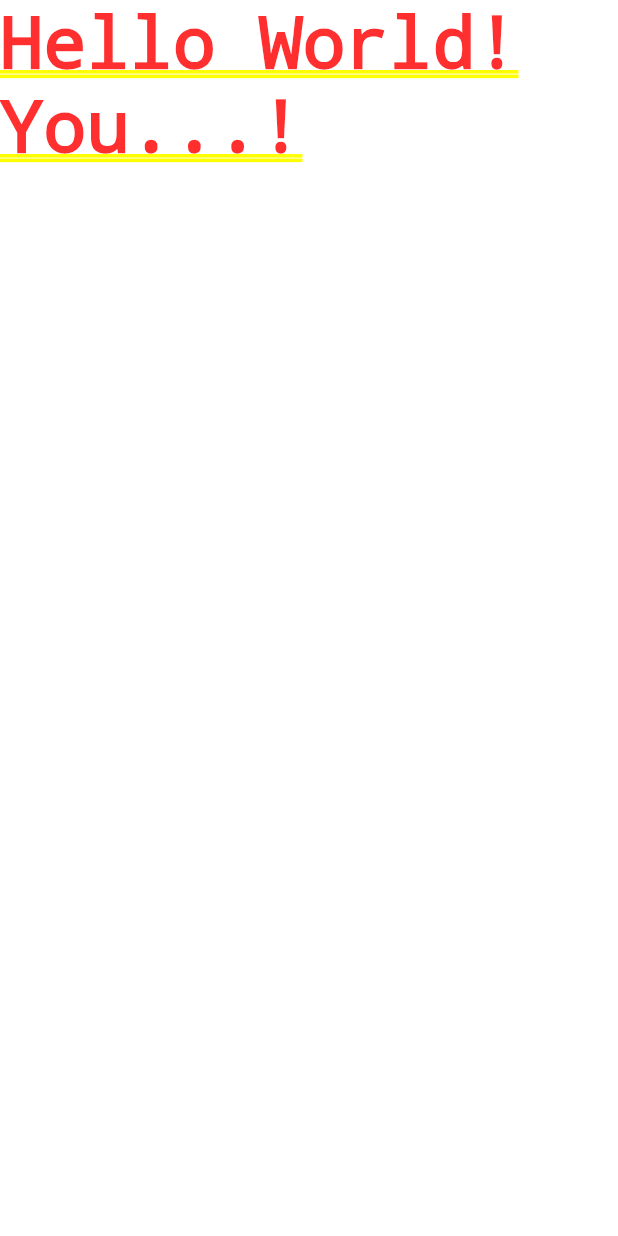
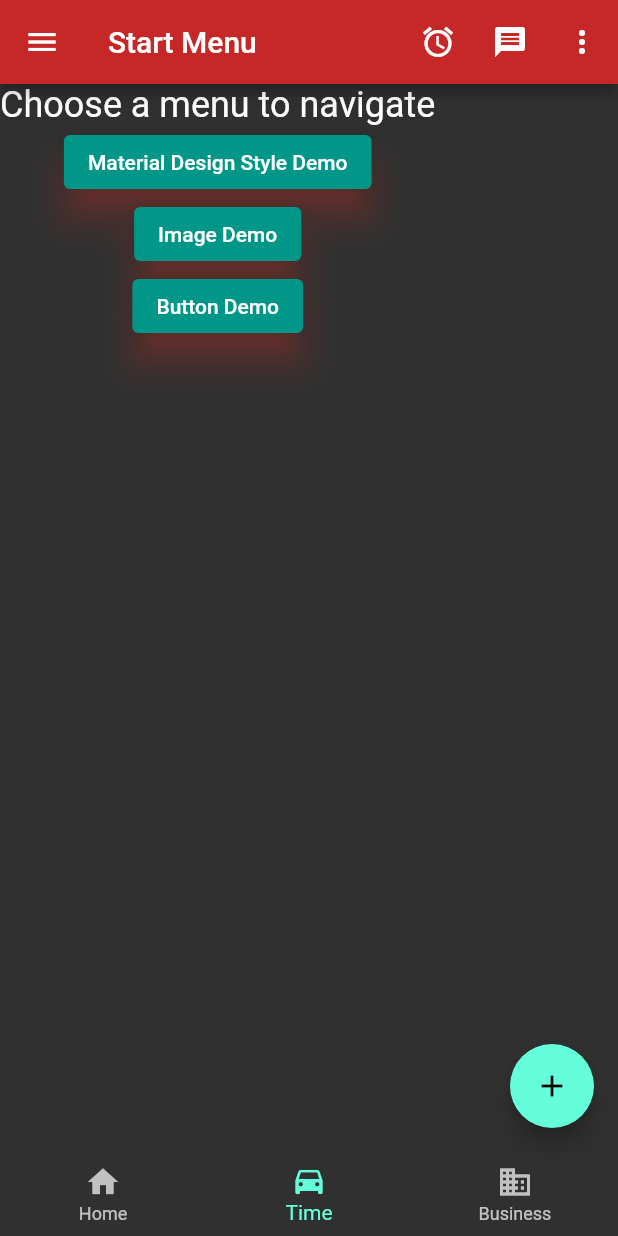
Before and after one commit to ramyapentyala09/cs5303-lesson1, a Flutter app: the screen it shows after launch, on a phone screen of 412 x 824 dp. Run offline on Flutter 3.47's test engine with Material 2 defaults, Android fonts, the phone set to English and light mode, and no system bars.

Commit message:
init commit

```diff
--- a/lib/main.dart
+++ b/lib/main.dart
@@ -1,15 +1,61 @@
 import 'package:flutter/material.dart';
+import 'package:lesson1/viewscreen/buttondemo_screen.dart';
+import 'package:lesson1/viewscreen/image_screen.dart';
+import 'package:lesson1/viewscreen/materialdesign_screen.dart';
+import 'package:lesson1/viewscreen/start_screen.dart';
 
 void main(){
-  runApp(new Lesson1App());
+  runApp(Lesson1App());
 }
+
+Map<String, int> m = {
+  'abc': 20,
+  'xyz': 99,
+  's': 300,
+  'absd': 8938493,
+  };
 
 class Lesson1App extends StatelessWidget {
   @override
   Widget build(BuildContext context) {
     return MaterialApp(
-      home: Text('Hello World! You...!'),
+      debugShowCheckedModeBanner: true,
+      theme: ThemeData(
+        brightness: Brightness.dark,
+        primaryColor: Colors.red[800],
+        textTheme: TextTheme(
+          headline1: TextStyle(
+            fontSize: 64.0,
+            color: Colors.teal,
+          ),
+        ),
+        elevatedButtonTheme: ElevatedButtonThemeData(
+          style: ElevatedButton.styleFrom(
+            primary: Colors.teal,
+            textStyle: TextStyle(fontSize: 26.0),
+            elevation: 10.0,
+            shadowColor: Colors.red,
+          ),
+        ),
+        outlinedButtonTheme: OutlinedButtonThemeData(
+          style: OutlinedButton.styleFrom(
+            primary: Colors.white,
+            backgroundColor: Colors.amberAccent,
+            elevation: 6.0,
+            shadowColor: Colors.yellow,
+            textStyle: TextStyle(
+              fontSize: 36.0,
+              ),
+          ),
+        ),
+      ),
+      initialRoute: StartScreen.routeName,
+      routes: {
+        StartScreen.routeName: (BuildContext context) => StartScreen(),
+        MaterialDesignScreen.routeName: (context) => MaterialDesignScreen(),
+        ImageScreen.routeName: (context) => ImageScreen(),
+        ButtonDemoScreen.routeName: (context) => ButtonDemoScreen(),
+  },
     );
   }
-
-}
+  }
--- /dev/null
+++ b/lib/viewscreen/buttondemo_screen.dart
@@ -0,0 +1,51 @@
+import 'package:flutter/material.dart';
+
+class ButtonDemoScreen extends StatelessWidget{
+  static const routeName = '/buttonDemoScreen';
+  @override
+  Widget build(BuildContext context) {
+    return Scaffold(
+      appBar: AppBar(
+        title: Text('Button Demo'),
+      ),
+      floatingActionButton: FloatingActionButton(
+        onPressed: () => print('+++++++++++ Floating Action Button'),
+        child: Icon(Icons.add),
+      ),
+      body: Column(
+        children: [
+          ElevatedButton(
+            onPressed: () { print('Elevated Button 1');
+            },
+          child: Text('Elevated Button 1'),
+          ),
+          ElevatedButton.icon(
+            onPressed: () => print('Elevated Button 2'),
+            icon: Icon(Icons.add_link),
+            label: Text('Elevated Button 2'),
+            ),
+            OutlinedButton(
+              onPressed: () => print('========== Outlined Button 1'),
+            child: Text('Outlined Button'),
+            ),
+            OutlinedButton.icon(
+              onPressed: () => print('========= Outlined Button 2'),
+              icon: Icon(Icons.backpack),
+              label: Text('Outlined Button 2'),
+              ),
+              TextButton(
+                onPressed: () => print('==== Text Button 1'),
+                child: Text('Text Button 1'),
+              ),
+              TextButton.icon(
+                onPressed: () => print('===== Text Button 2'),
+                icon: Icon(Icons.bubble_chart),
+                label: Text('Text Button 2'),
+                ),
+        ],
+        ),
+    );
+
+  }
+
+}
--- /dev/null
+++ b/lib/viewscreen/materialdesign_screen.dart
@@ -0,0 +1,87 @@
+import 'package:flutter/material.dart';
+
+class MaterialDesignScreen extends StatelessWidget {
+  static const routeName='/materialDesignScreen';
+
+  @override
+  Widget build(BuildContext context) {
+    return Scaffold(
+      appBar: AppBar(
+        title: Text('Material Design Screen'),
+        ),
+        body: SingleChildScrollView(
+          child: Column(
+            children: [
+              Text(
+                'Material Design',
+              style: TextStyle(
+                color: Colors.red,
+                fontSize: 24.0,
+                fontFamily: 'Courier New',
+                ),
+                ),
+                Text('Two', style: TextStyle(
+                  fontSize: 30.0,
+                ),
+                ),
+                Text(
+                  'headline1',
+                style: Theme.of(context).textTheme.headline1,
+                ),
+                 Text(
+                  'headline2',
+                style: Theme.of(context).textTheme.headline2,
+                ),
+                 Text(
+                  'headline3',
+                style: Theme.of(context).textTheme.headline3,
+                ),
+                 Text(
+                  'headline4',
+                style: Theme.of(context).textTheme.headline4,
+                ),
+                 Text(
+                  'headline5',
+                style: Theme.of(context).textTheme.headline5,
+                ),
+                 Text(
+                  'headline6',
+                style: Theme.of(context).textTheme.headline6,
+                ),
+                 Text(
+                  'subtitle1',
+                style: Theme.of(context).textTheme.subtitle1,
+                ),
+                 Text(
+                  'subtitle2',
+                style: Theme.of(context).textTheme.subtitle2,
+                ),
+                 Text(
+                'bodyText1',
+              style: Theme.of(context).textTheme.bodyText1,
+              ),
+               Text(
+                'bodyText2',
+              style: Theme.of(context).textTheme.bodyText2,
+              ),
+              Text(
+                'button',
+                style: Theme.of(context).textTheme.button,
+              ),
+               Text(
+                'caption',
+              style: Theme.of(context).textTheme.caption,
+              ),
+               Text(
+                'overline',
+              style: Theme.of(context).textTheme.overline,
+              ),
+
+
+            ],
+          ),
+        ),
+         );
+
+  }
+}
--- /dev/null
+++ b/lib/viewscreen/start_screen.dart
@@ -0,0 +1,150 @@
+import 'package:flutter/material.dart';
+
+import 'buttondemo_screen.dart';
+import 'image_screen.dart';
+import 'materialdesign_screen.dart';
+
+class StartScreen extends StatelessWidget {
+
+  static const routeName = '/startScreen';
+
+  @override
+  Widget build(BuildContext context) {
+    return Scaffold(
+      appBar: AppBar(
+        title: Text('Start Menu'),
+        actions: [
+          IconButton(
+            onPressed: (){
+            print('========== alarm button');
+          },
+           icon: Icon(Icons.alarm)
+           ),
+          IconButton(
+            onPressed: () {
+            print('========== message button');
+          },
+          icon: Icon(Icons.message)
+          ),
+          PopupMenuButton(
+            onSelected: (String value){
+              print('######### $value');
+              },
+            itemBuilder: (BuildContext context) {
+            return <PopupMenuItem<String>>[
+              PopupMenuItem(
+                value: 'License',
+                child: Row(
+                  children: [
+                    Icon(Icons.label),
+                    Text('License'),
+                  ],
+                ),
+                ),
+                PopupMenuItem(
+                 value: 'Balance',
+                 child: Row(
+                   children: [
+                     Icon(Icons.account_balance),
+                     Text('Balance'),
+                   ],
+                 ),
+                 ),
+                PopupMenuItem(
+                  value: 'Profile',
+                  child: Row(
+                    children: [
+                      Icon(Icons.person),
+                      Text('Profile'),
+                    ],
+                  ),
+                  ),
+            ];
+          } ),
+          ],
+      ),
+      drawer: Drawer(
+        child: ListView(
+          children: [
+          UserAccountsDrawerHeader(
+            currentAccountPicture: Icon(Icons.account_circle_rounded, size: 80.0,),
+            accountName: Text('Ramya Pentyala'),
+            accountEmail: Text('rpentyala@uco.edu'),
+            ),
+            ListTile(
+              leading: Icon(Icons.people),
+              title: Text('Friends'),
+              onTap: (){
+                print('++++++++++ drawer: Friends');
+                },
+            ),
+            ListTile(
+              leading: Icon(Icons.exit_to_app),
+              title: Text('Logout'),
+              onTap: (){
+                print('++++++++++ drawer: Logout');
+                },
+       ),
+          ],
+        ),
+      ),
+      body: Column(
+        children: [
+          Text(
+            'Choose a menu to navigate', style: Theme.of(context).textTheme.headline5,
+            ),
+          ElevatedButton(
+            onPressed: (){
+              Navigator.pushNamed(context, MaterialDesignScreen.routeName);
+          },
+           child: Text(
+             'Material Design Style Demo',
+             style: Theme.of(context).textTheme.button,
+           )),
+          ElevatedButton(
+            onPressed: () => Navigator.pushNamed(context, ImageScreen.routeName),
+
+          child: Text(
+            'Image Demo',
+             style: Theme.of(context).textTheme.button,
+          ),
+          ),
+          ElevatedButton(
+            onPressed: () => Navigator.pushNamed(context, ButtonDemoScreen.routeName),
+
+          child: Text(
+            'Button Demo',
+             style: Theme.of(context).textTheme.button,
+          ),
+          ),
+      ],
+      ),
+      floatingActionButton: FloatingActionButton(
+        onPressed: () {
+          print('+++++++++ floating action button');
+          },
+      child: Icon(Icons.add),
+      ),
+      bottomNavigationBar: BottomNavigationBar(
+        currentIndex: 1,
+        onTap: (int index){print('+++++++ bottom tab index: $index');
+        },
+        items: [
+          BottomNavigationBarItem(
+            label: 'Home',
+            icon: Icon(Icons.home),
+            ),
+            BottomNavigationBarItem(
+              label: 'Time',
+              icon: Icon(Icons.time_to_leave),
+            ),
+             BottomNavigationBarItem(
+              label: 'Business',
+              icon: Icon(Icons.business),
+            ),
+            ],
+      ),
+    );
+  }
+
+}
--- a/pubspec.yaml
+++ b/pubspec.yaml
@@ -45,9 +45,9 @@ flutter:
   uses-material-design: true
 
   # To add assets to your application, add an assets section, like this:
-  # assets:
-  #   - images/a_dot_burr.jpeg
-  #   - images/a_dot_ham.jpeg
+  assets:
+    - images/dog.png
+    - images/paw.png
 
   # An image asset can refer to one or more resolution-specific "variants", see
   # https://flutter.dev/assets-and-images/#resolution-aware.
```
Also changed, not shown: lib/viewscreen/image_screen.dart (added, +38 -0 lines), images/dog.png (added), images/paw.png (added).
